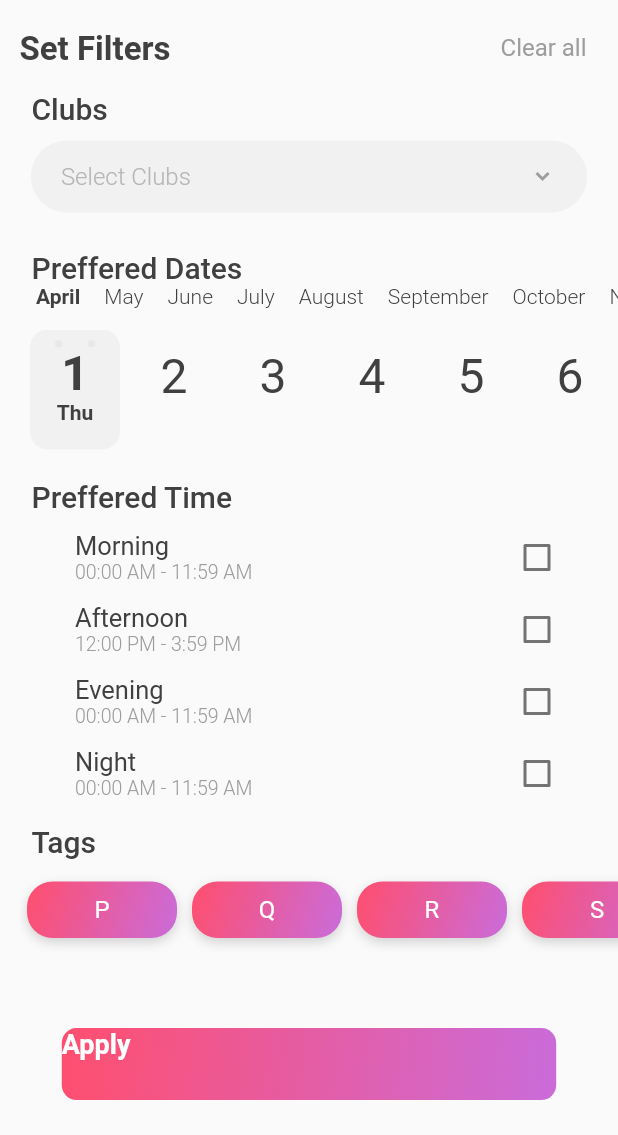
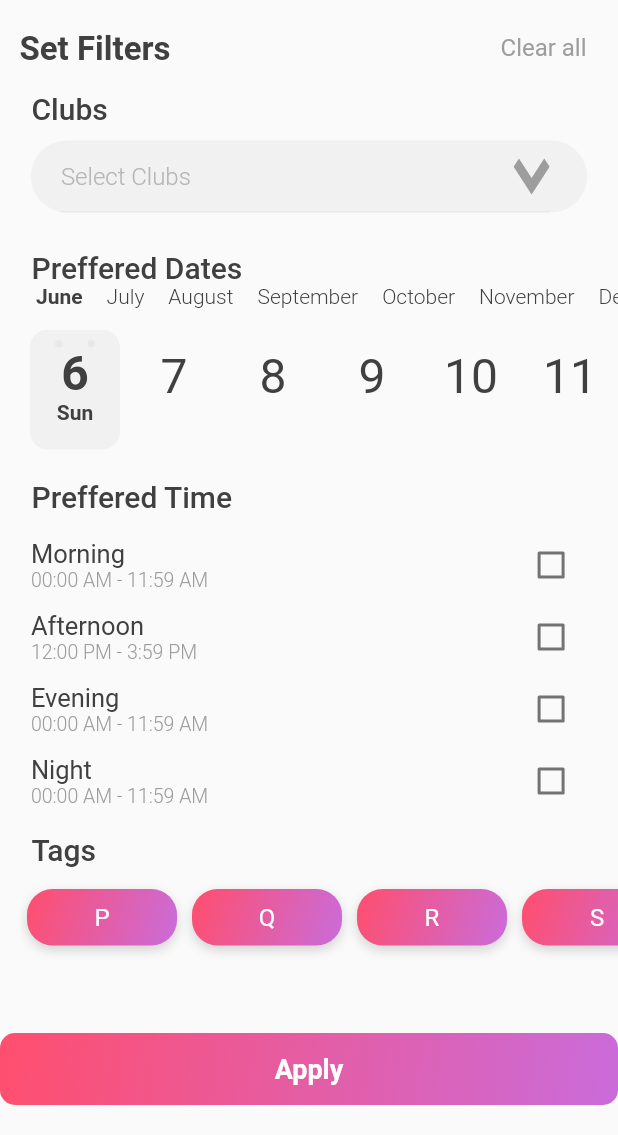
Before and after one commit to bhavyadonda/sync_project, a Flutter app: the FilterPage screen opened by its route, on a phone screen of 412 x 824 dp, the part 101-1236 px from its top. Run offline on Flutter 3.47's test engine with Material 2 defaults, Android fonts, the phone set to English and light mode, and no system bars; drawn by our look-alikes of calendar_timeline; our stand-ins replace firebase_auth, firebase_core, firebase_database, firebase_messaging, firebase_storage, flutter_svg and 4 more; missing offline and left inert: adobe_xd, dart:ffi; accounts and stored records are empty; Roboto replaces fonts that are missing (Poppins).

Commit message:
frontend changes

```diff
--- a/lib/filterpage.dart
+++ b/lib/filterpage.dart
@@ -33,6 +33,9 @@ class _FilterPageState extends State<FilterPage> {
   };
   String _selectedClub;
   bool checkBoxValue = true;
+
+
+
   @override
   Widget build(BuildContext context) {
     initializeDateFormatting('az');
@@ -173,14 +176,18 @@ class _FilterPageState extends State<FilterPage> {
                 ),
                 child: Padding(
                   padding: const EdgeInsets.fromLTRB(20, 0, 25, 0),
-                  child: DropdownButton<String>(
+                  child: DropdownButtonFormField(
                     isExpanded: true,
                     icon: SvgPicture.string(
                       _svg_2a2k3i,
                       allowDrawingOutsideViewBox: true,
                       fit: BoxFit.fill,
                       ),
-                    underline: SizedBox(),
+                    decoration: InputDecoration(
+                      enabledBorder: UnderlineInputBorder(
+                        borderSide: BorderSide(color: const Color(0x1a9d9d9d)),
+                      ),
+                    ),
                     hint:  Text(
                       'Select Clubs',
                       style: TextStyle(
@@ -202,6 +209,7 @@ class _FilterPageState extends State<FilterPage> {
                       return DropdownMenuItem(
                         child: new Text(location),
                         value: location,
+
                       );
                     }).toList(),
                   ),
@@ -222,7 +230,8 @@ class _FilterPageState extends State<FilterPage> {
               ),
             ),
             CalendarTimeline(
-              initialDate: DateTime(2021, 4, 1),
+              initialDate: DateTime.now(),
+              //initialDate: DateTime(2021, 4, 1),
               firstDate: DateTime(2021, 1, 1),
               lastDate: DateTime(2021, 12, 31),
               onDateSelected: (date) => {
@@ -251,7 +260,9 @@ class _FilterPageState extends State<FilterPage> {
               ),
             ),
             Padding(
-              padding: const EdgeInsets.fromLTRB(50, 5, 30, 0),
+              padding: const EdgeInsets.fromLTRB(0, 10, 0, 0),
+              child: Container(
+                width: MediaQuery.of(context).size.width * 0.90,
                 child: Column(
                   children: [
                     Row(
@@ -423,6 +434,7 @@ class _FilterPageState extends State<FilterPage> {
                   ],
                 ),
               ),
+            ),
             Container(
               alignment: Alignment.centerLeft,
               padding: EdgeInsets.fromLTRB(21, 10, 0, 0),
@@ -447,6 +459,13 @@ class _FilterPageState extends State<FilterPage> {
                     itemBuilder: (BuildContext context, int index) {
                       return Padding(
                         padding: const EdgeInsets.fromLTRB(5, 10, 5, 10),
+                        child: GestureDetector(
+                          onTap: () {
+                            setState(() {
+                              categories[categories.keys.toList()[index]] ^= true;
+                            });
+                            print(categories);
+                          },
                           child: Container(
                             width: 100,
                             child: Stack(
@@ -477,14 +496,6 @@ class _FilterPageState extends State<FilterPage> {
                                   ),
                                 ),
                                 Center(
-                                child: GestureDetector(
-                                  onTap: () {
-                                    setState(() {
-                                      categories[categories.keys
-                                          .toList()[index]] ^= true;
-                                    });
-                                    print(categories);
-                                  },
                                   child: Text(
                                     categories.keys.toList()[index],
                                     style: TextStyle(
@@ -495,62 +506,21 @@ class _FilterPageState extends State<FilterPage> {
                                     textAlign: TextAlign.left,
                                   ),
                                 ),
-                              ),
                               ],
                             ),
+                          )
                         ),
                       );
                     }),
               ),
             ),
-            Padding(
-              padding: const EdgeInsets.fromLTRB(0, 50, 0, 50),
-              child: MaterialButton(
-                  child: SizedBox(
-                    width: MediaQuery.of(context).size.width * 0.80,
-                    height: 48.0,
-                    child: Stack(
-                      children: <Widget>[
-                        Pinned.fromSize(
-                          bounds: Rect.fromLTWH(0.0, 0.0, 333.0, 48.0),
-                          size: Size(333.0, 48.0),
-                          pinLeft: true,
-                          pinRight: true,
-                          pinTop: true,
-                          pinBottom: true,
-                          child: Container(
-                            decoration: BoxDecoration(
-                              borderRadius: BorderRadius.circular(10.0),
-                              gradient: LinearGradient(
-                                begin: Alignment(-0.97, -0.82),
-                                end: Alignment(0.97, 0.79),
-                                colors: [
-                                  const Color(0xfffe4f70),
-                                  const Color(0xffcb6bd8)
-                                ],
-                                stops: [0.0, 1.0],
-                              ),
-                            ),
-                          ),
-                        ),
-                        Pinned.fromSize(
-                          bounds: Rect.fromLTWH(145.0, 12.0, 54.0, 21.0),
-                          size: Size(333.0, 48.0),
-                          child: Text(
-                            'Apply',
-                            style: TextStyle(
-                              fontFamily: 'Poppins',
-                              fontSize: 18,
-                              color: const Color(0xffffffff),
-                              fontWeight: FontWeight.w600,
-                            ),
-                            textAlign: TextAlign.left,
-                          ),
-                        ),
           ],
         ),
       ),
-                  onPressed: () async {
+      bottomNavigationBar: Padding(
+        padding: const EdgeInsets.fromLTRB(0, 20, 0, 20),
+        child: GestureDetector(
+          onTap: () async {
             SharedPreferences prefs =
             await SharedPreferences.getInstance();
             prefs.setBool('morning', morning);
@@ -566,10 +536,35 @@ class _FilterPageState extends State<FilterPage> {
             // prefs.setString('categories', categories.toString());
             prefs.setBool('filter_applied', true);
             Navigator.of(context).pushNamed('/Calender');
-                  }
+          },
+          child: Container(
+            width: MediaQuery.of(context).size.width * 0.80,
+            height: 48.0,
+            decoration: BoxDecoration(
+              borderRadius: BorderRadius.circular(10.0),
+              gradient: LinearGradient(
+                begin: Alignment(-0.97, -0.82),
+                end: Alignment(0.97, 0.79),
+                colors: [
+                  const Color(0xfffe4f70),
+                  const Color(0xffcb6bd8)
+                ],
+                stops: [0.0, 1.0],
               ),
             ),
-          ],
+            child: Center(
+              child: Text(
+                'Apply',
+                style: TextStyle(
+                  fontFamily: 'Poppins',
+                  fontSize: 18,
+                  color: const Color(0xffffffff),
+                  fontWeight: FontWeight.w600,
+                ),
+                textAlign: TextAlign.left,
+              ),
+            ),
+          ),
         ),
       ),
     );
```
Lines whose indentation alone changed are shown as unchanged.
